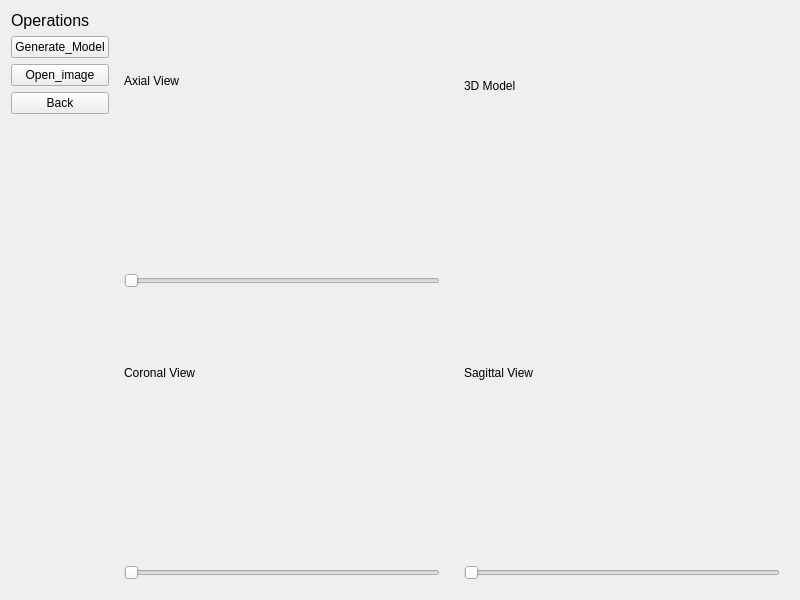
Above: system/ui/ct_viewer.ui from MarkXuJQ/Pelvis-Fracture-Image-Segmentation before the change. Below: the same form after it.
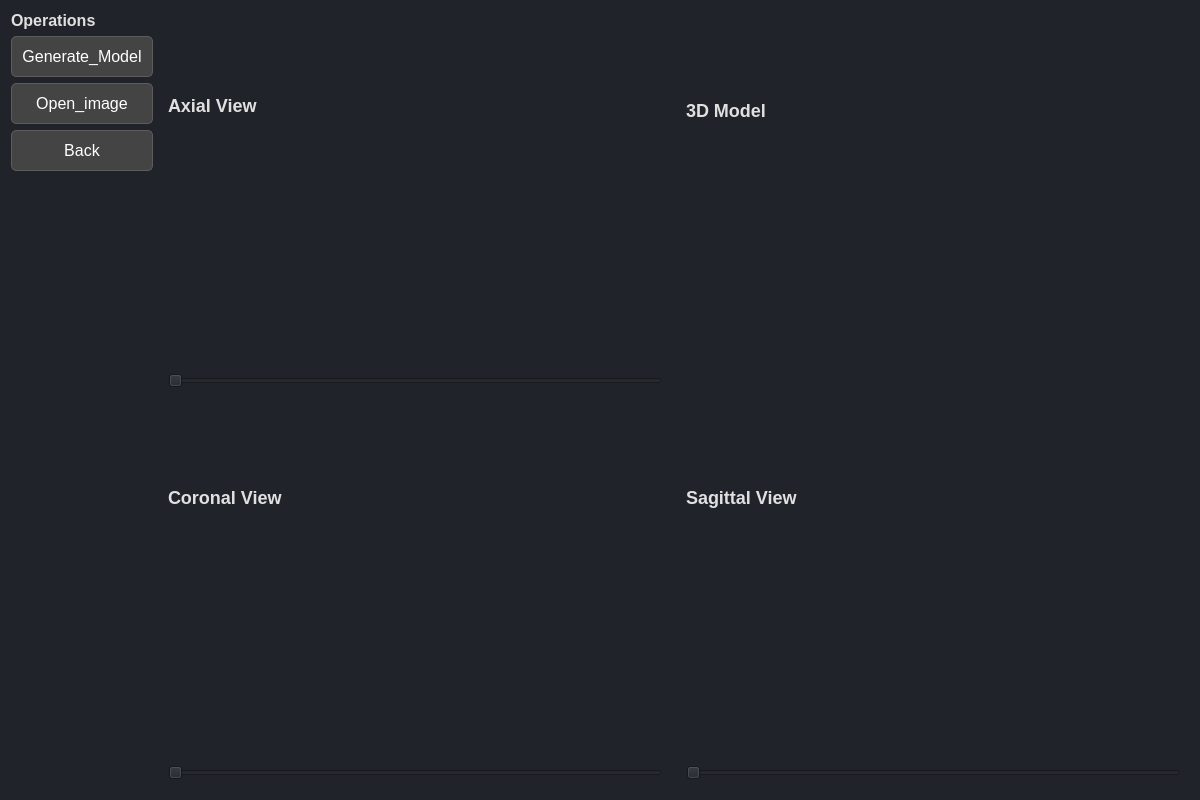
That is the form after the change. Icons and pictures are not drawn. Custom widgets are drawn as their Qt base class.

Commit message: 修改从ct_viewer退回到原界面

The edit to the form file:
```diff
--- a/system/ui/ct_viewer.ui
+++ b/system/ui/ct_viewer.ui
@@ -6,10 +6,75 @@
    <rect>
     <x>0</x>
     <y>0</y>
-    <width>800</width>
-    <height>600</height>
+    <width>1200</width>
+    <height>800</height>
    </rect>
   </property>
+  <property name="styleSheet">
+   <string>
+        QWidget {
+            background-color: #20232A;
+            color: #FFFFFF;
+            font-family: "Arial";
+            font-size: 16px;
+        }
+
+        QLabel {
+            color: #E0E0E0;
+            font-size: 18px;
+            font-weight: bold;
+        }
+
+        QPushButton {
+            background-color: #444;
+            color: #FFFFFF;
+            border: 1px solid #5C5C5C;
+            border-radius: 5px;
+            padding: 10px;
+        }
+
+        QPushButton:hover {
+            background-color: #505357;
+        }
+
+        QPushButton:pressed {
+            background-color: #606366;
+        }
+
+        QListWidget {
+            background-color: #2E3138;
+            color: #FFFFFF;
+            border: 1px solid #444;
+            padding: 10px;
+        }
+
+        QTableWidget {
+            background-color: #2E3138;
+            color: #FFFFFF;
+            border: 1px solid #444;
+            gridline-color: #5C5C5C;
+            alternate-background-color: #282C34;
+        }
+
+        /* 这里修改表头样式 */
+        QHeaderView::section {
+            background-color: #444;
+            color: #E0E0E0;
+            border: 1px solid #5C5C5C;
+            padding: 6px;
+            font-size: 18px;
+            font-weight: bold;
+            text-align: center;
+        }
+
+        QFrame#centerFrame, QFrame#rightFrame {
+            background-color: #252830;
+            border: 2px solid #5C5C5C;
+            border-radius: 10px;
+            padding: 15px;
+        }
+   </string>
+  </property>
   <property name="windowTitle">
    <string>CT Viewer</string>
   </property>
```
The commit also changes 2 other files.
